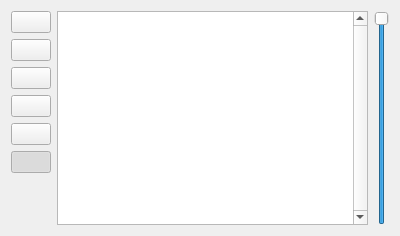
Above: src/gui/layer/layer_widget.ui from albin-johansson/tactile before the change. Below: the same form after it.
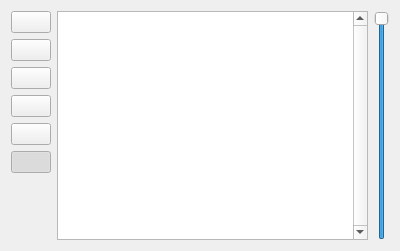
That is the form after the change. Icons and pictures are not drawn.

The edit to the form file:
```diff
--- a/src/gui/layer/layer_widget.ui
+++ b/src/gui/layer/layer_widget.ui
@@ -7,11 +7,11 @@
     <x>0</x>
     <y>0</y>
     <width>400</width>
-    <height>236</height>
+    <height>251</height>
    </rect>
   </property>
   <property name="sizePolicy">
-   <sizepolicy hsizetype="Preferred" vsizetype="Preferred">
+   <sizepolicy hsizetype="Preferred" vsizetype="Minimum">
     <horstretch>0</horstretch>
     <verstretch>0</verstretch>
    </sizepolicy>
```
